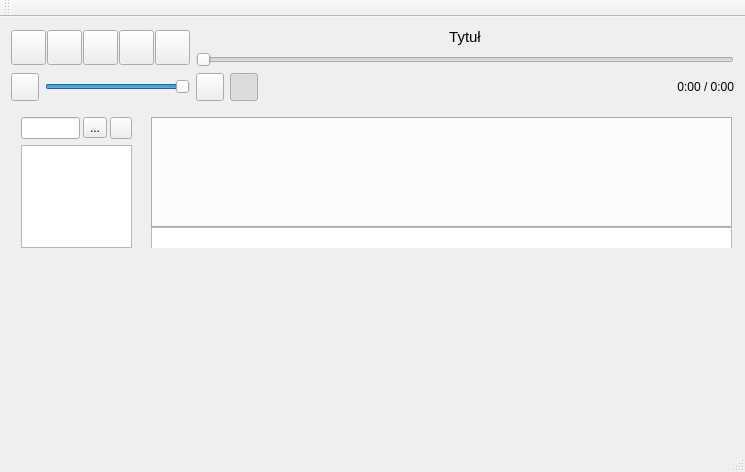
Qt form mainwindow.ui (krystiankaluzny/OGCCPlayer) before a commit.
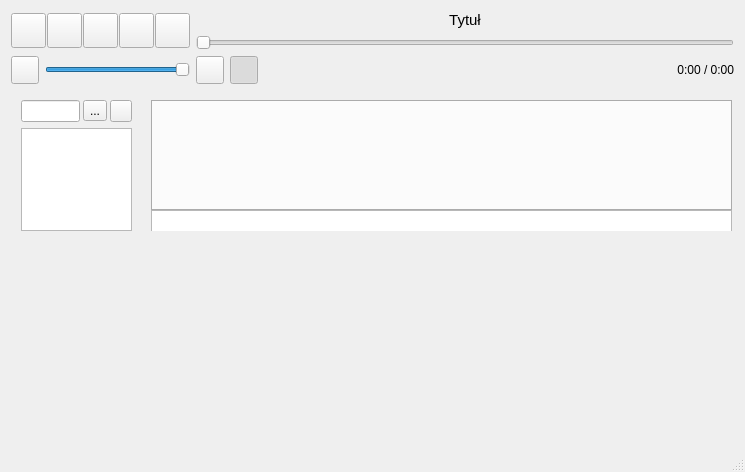
The same form after that commit. Icons and pictures are not drawn. Custom widgets are drawn as their Qt base class.

Commit message: Remove Toolbar

What changed in the file:
```diff
--- a/mainwindow.ui
+++ b/mainwindow.ui
@@ -515,14 +515,6 @@
     </rect>
    </property>
   </widget>
-  <widget class="QToolBar" name="mainToolBar">
-   <attribute name="toolBarArea">
-    <enum>TopToolBarArea</enum>
-   </attribute>
-   <attribute name="toolBarBreak">
-    <bool>false</bool>
-   </attribute>
-  </widget>
   <widget class="QStatusBar" name="statusBar"/>
  </widget>
  <layoutdefault spacing="6" margin="11"/>
```
The commit also changes 3 other files.
